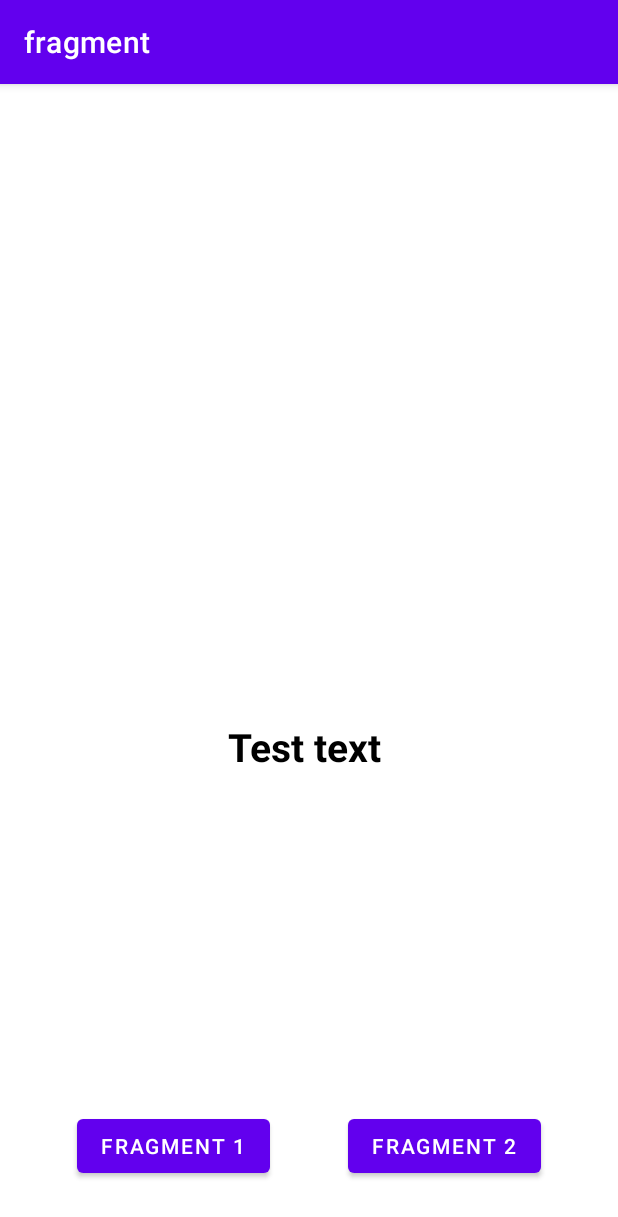
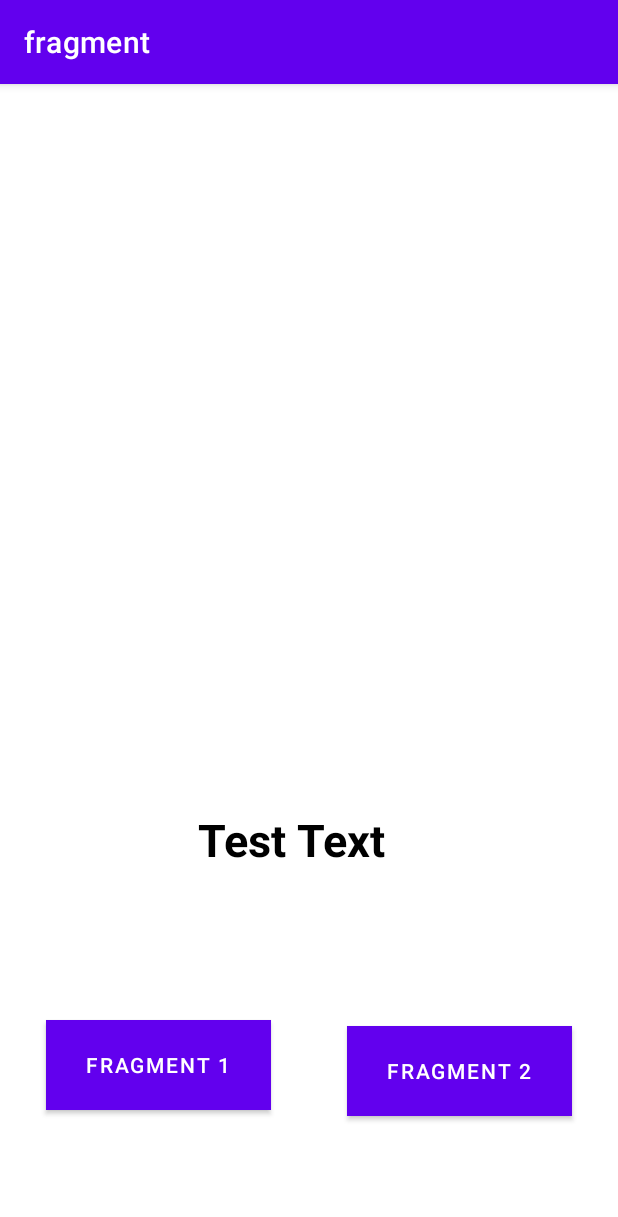
Before and after one commit to lxbach1608/Fragment, an Android app: the screen it shows after launch (MainActivity), on a phone screen of 412 x 824 dp. Shown: the top 1217 px of the screen. Run offline under Robolectric (Android 15) with nearby library versions, the phone set to English and light mode, and no system bars.

Commit message:
Fragment Communicate fixed bugs_lasted commit

```diff
--- a/app/src/main/java/com/example/fragment/MainActivity.java
+++ b/app/src/main/java/com/example/fragment/MainActivity.java
@@ -13,11 +13,8 @@ import org.w3c.dom.Text;
 
 public class MainActivity extends AppCompatActivity {
 
-    Button firstFragmentBtn = findViewById(R.id.fragment1btn);
-    Button secondFragmentBtn = findViewById(R.id.fragment2btn);
-
-    TextView fragmentText = (TextView) findViewById(R.id.fragmentText);
-
+    Button firstFragmentBtn, secondFragmentBtn;
+    TextView fragmentText;
     private ItemViewModel viewModel;
 
     @Override
@@ -25,20 +22,38 @@ public class MainActivity extends AppCompatActivity {
         super.onCreate(savedInstanceState);
         setContentView(R.layout.activity_main);
 
-        viewModel = new ViewModelProvider(this).get(ItemViewModel.class);
+        firstFragmentBtn = findViewById(R.id.fragment1btn);
+        secondFragmentBtn = findViewById(R.id.fragment2btn);
 
-        viewModel.getSelectedItem().observe(this, item -> {
+        fragmentText = findViewById(R.id.fragmentText);
 
-            fragmentText.setText((item));
+        firstFragmentBtn.setOnClickListener(new View.OnClickListener() {
+            @Override public void onClick(View v) {
+                getSupportFragmentManager()
+                        .beginTransaction()
+                        .replace(R.id.frameLayout, fragment1.class, null)
+                        .commit();
+            }
         });
 
+        secondFragmentBtn.setOnClickListener(new View.OnClickListener() {
+            @Override public void onClick(View v) {
+                getSupportFragmentManager()
+                        .beginTransaction()
+                        .replace(R.id.frameLayout, fragment2.class, null)
+                        .commit();
+            }
+        });
 
-        firstFragmentBtn.setOnClickListener(new View.OnClickListener() {
-            @Override
-            public void onClick(View v) {
+        //
 
-            }
+        viewModel = new ViewModelProvider(this).get(ItemViewModel.class);
+        viewModel.getSelectedItem().observe(this, item ->{
+
+            fragmentText.setText(item);
         });
     }
 
+
+
 }
--- a/app/src/main/res/layout/activity_main.xml
+++ b/app/src/main/res/layout/activity_main.xml
@@ -10,43 +10,49 @@
         android:id="@+id/frameLayout"
         android:layout_width="match_parent"
         android:layout_height="400dp"
+        android:layout_marginTop="4dp"
         app:layout_constraintStart_toStartOf="parent"
-        app:layout_constraintTop_toTopOf="parent" />
+        app:layout_constraintTop_toTopOf="parent">
+
+    </FrameLayout>
 
     <TextView
         android:id="@+id/fragmentText"
         android:layout_width="wrap_content"
         android:layout_height="wrap_content"
-        android:layout_marginStart="152dp"
-        android:layout_marginTop="24dp"
-        android:text="Test text"
+        android:layout_marginStart="132dp"
+        android:layout_marginBottom="244dp"
+        android:text="Test Text"
         android:textColor="@color/black"
-        android:textSize="26sp"
+        android:textSize="30sp"
         android:textStyle="bold"
-        app:layout_constraintStart_toStartOf="parent"
-        app:layout_constraintTop_toBottomOf="@+id/frameLayout" />
+        app:layout_constraintBottom_toBottomOf="parent"
+        app:layout_constraintStart_toStartOf="parent" />
+
+    <Button
+        android:id="@+id/fragment2btn"
+        android:layout_width="150dp"
+        android:layout_height="60dp"
+        android:layout_marginStart="20dp"
+        android:layout_marginBottom="80dp"
+        android:background="@color/black"
+        android:text="Fragment 2"
+        app:layout_constraintBottom_toBottomOf="parent"
+        app:layout_constraintEnd_toEndOf="parent"
+        app:layout_constraintHorizontal_bias="0.5"
+        app:layout_constraintStart_toEndOf="@+id/fragment1btn" />
 
     <Button
         android:id="@+id/fragment1btn"
-        android:layout_width="wrap_content"
-        android:layout_height="wrap_content"
-        android:layout_marginBottom="36dp"
+        android:layout_width="150dp"
+        android:layout_height="60dp"
+        android:layout_marginBottom="84dp"
+        android:background="@color/black"
         android:text="Fragment 1"
         app:layout_constraintBottom_toBottomOf="parent"
         app:layout_constraintEnd_toStartOf="@+id/fragment2btn"
         app:layout_constraintHorizontal_bias="0.5"
         app:layout_constraintStart_toStartOf="parent" />
 
-    <Button
-        android:id="@+id/fragment2btn"
-        android:layout_width="wrap_content"
-        android:layout_height="wrap_content"
-        android:layout_marginBottom="36dp"
-        android:text="Fragment 2"
-        app:layout_constraintBottom_toBottomOf="parent"
-        app:layout_constraintEnd_toEndOf="parent"
-        app:layout_constraintHorizontal_bias="0.5"
-        app:layout_constraintStart_toEndOf="@+id/fragment1btn" />
-
 
 </androidx.constraintlayout.widget.ConstraintLayout>
```
Also changed, not shown: app/src/main/java/com/example/fragment/ItemViewModel.java (+3 -5 lines).
